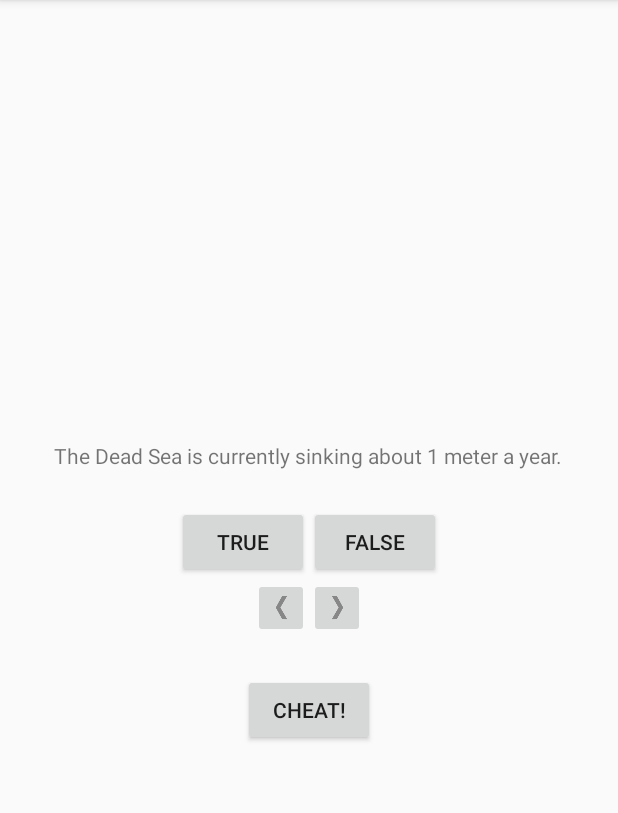
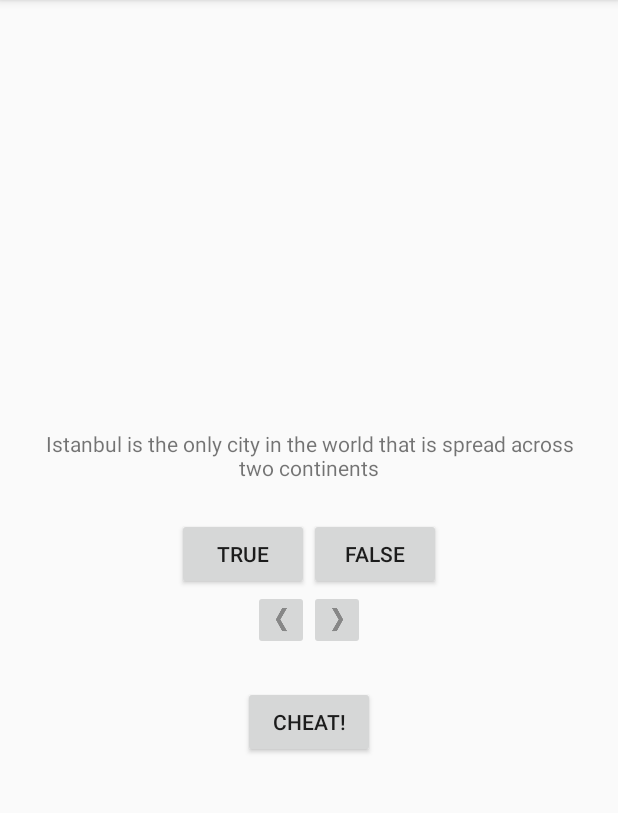
Before and after one commit to ldall2009/GeoQuiz, an Android app: the screen it shows after launch (MainActivity), after a tap on "Prev", on a phone screen of 412 x 824 dp, the part 84-897 px from its top. Run offline under Robolectric (Android 15) with nearby library versions, the phone set to English and light mode, and no system bars; 1 other tap on this screen came first.

Commit message:
minor modifications

```diff
--- a/app/src/main/java/com/example/geoquiz/MainActivity.kt
+++ b/app/src/main/java/com/example/geoquiz/MainActivity.kt
@@ -224,8 +224,8 @@ class MainActivity : AppCompatActivity() {
              * a count for the number of questions a user correctly answered (counts the number of
              * 'true' in the userAnswers array.
              */
-            val correctAnswers: Int = quizViewModel.userAnswers.count{t -> t}
-            val percentageCorrect: Double = correctAnswers.toDouble()/quizViewModel.userAnswers.size
+            val correctAnswers: Int = quizViewModel.userAnswers.count{ t -> t }
+            val percentageCorrect: Double = (correctAnswers.toDouble()/quizViewModel.userAnswers.size) * 100
             val shortenedPercentage = String.format("%.2f", percentageCorrect)
 
             val toast = Toast.makeText(this, "Your percentage score is: $shortenedPercentage",
--- a/app/src/main/java/com/example/geoquiz/QuizViewModel.kt
+++ b/app/src/main/java/com/example/geoquiz/QuizViewModel.kt
@@ -10,17 +10,14 @@ class QuizViewModel : ViewModel() {
     var isCheater = false
 
     private val questionBank = listOf(
-        Question(R.string.question_australia, true),
-        Question(R.string.question_oceans, true),
-        Question(R.string.question_mideast, false),
-        Question(R.string.question_africa, false),
-        Question(R.string.question_americas, true),
-        Question(R.string.question_asia, true),
         Question(R.string.question_continental_shift, true),
         Question(R.string.question_mt_thor, true),
         Question(R.string.question_north_hemisphere, false),
         Question(R.string.question_california, false),
-        Question(R.string.question_dead_sea, true)
+        Question(R.string.question_dead_sea, true),
+        Question(R.string.question_antarctica, true),
+        Question(R.string.question_russia, false),
+        Question(R.string.question_istanbul, true)
     )
 
     var questionsAnswered = BooleanArray(questionBank.size)
--- a/app/src/main/res/values/strings.xml
+++ b/app/src/main/res/values/strings.xml
@@ -2,18 +2,15 @@
 
     <string name="app_name">GeoQuiz</string>
 
-    <string name="question_australia">Canberra is the capital of Australia.</string>
-    <string name="question_oceans">The Pacific Ocean is larger than the Atlantic Ocean.</string>
-    <string name="question_mideast">The Suez Canal connects the Red Sea and the Indian Ocean.</string>
-    <string name="question_africa">The source of the Nile River is in Egypt.</string>
-    <string name="question_americas">The Amazon River is the longest river in the Americas.</string>
-    <string name="question_asia">Lake Baikal is the world\'s oldest and deepest freshwater lake.</string>
     <!-- Facts I entered-->
-    <string name="question_continental_shift">Continents shift at about the same rate as your fingernails grow.</string>
-    <string name="question_mt_thor">Mt. Thor on Baffin Island, Canada, has Earth\'s greatest sheer vertical drop.</string>
-    <string name="question_north_hemisphere">Eighty percent of Earth\'s population lives in the Northern Hemisphere.</string>
+    <string name="question_continental_shift">Continents shift at about the same rate as your fingernails grow</string>
+    <string name="question_mt_thor">Mt. Thor on Baffin Island, Canada, has Earth\'s greatest sheer vertical drop</string>
+    <string name="question_north_hemisphere">Eighty percent of Earth\'s population lives in the Northern Hemisphere</string>
     <string name="question_california">California has less people living there than all of Canada</string>
-    <string name="question_dead_sea">The Dead Sea is currently sinking about 1 meter a year.</string>
+    <string name="question_dead_sea">The Dead Sea is currently sinking about 1 meter a year</string>
+    <string name="question_antarctica">Antarctica is the world\'s largest desert</string>
+    <string name="question_russia">Russia is so big it is in 9 different timezones total</string>
+    <string name="question_istanbul">Istanbul is the only city in the world that is spread across two continents</string>
 
     <string name="true_button">True</string>
     <string name="false_button">False</string>
```
Also changed, not shown: app/src/main/ic_launcher-playstore.png, app/src/main/res/mipmap-hdpi/ic_launcher.png, app/src/main/res/mipmap-hdpi/ic_launcher_foreground.png, app/src/main/res/mipmap-hdpi/ic_launcher_round.png, app/src/main/res/mipmap-mdpi/ic_launcher.png, app/src/main/res/mipmap-mdpi/ic_launcher_foreground.png, app/src/main/res/mipmap-mdpi/ic_launcher_round.png, app/src/main/res/mipmap-xhdpi/ic_launcher.png, app/src/main/res/mipmap-xhdpi/ic_launcher_foreground.png, app/src/main/res/mipmap-xhdpi/ic_launcher_round.png, app/src/main/res/mipmap-xxhdpi/ic_launcher.png, app/src/main/res/mipmap-xxhdpi/ic_launcher_foreground.png, app/src/main/res/mipmap-xxhdpi/ic_launcher_round.png, app/src/main/res/mipmap-xxxhdpi/ic_launcher.png, 2 more files.
